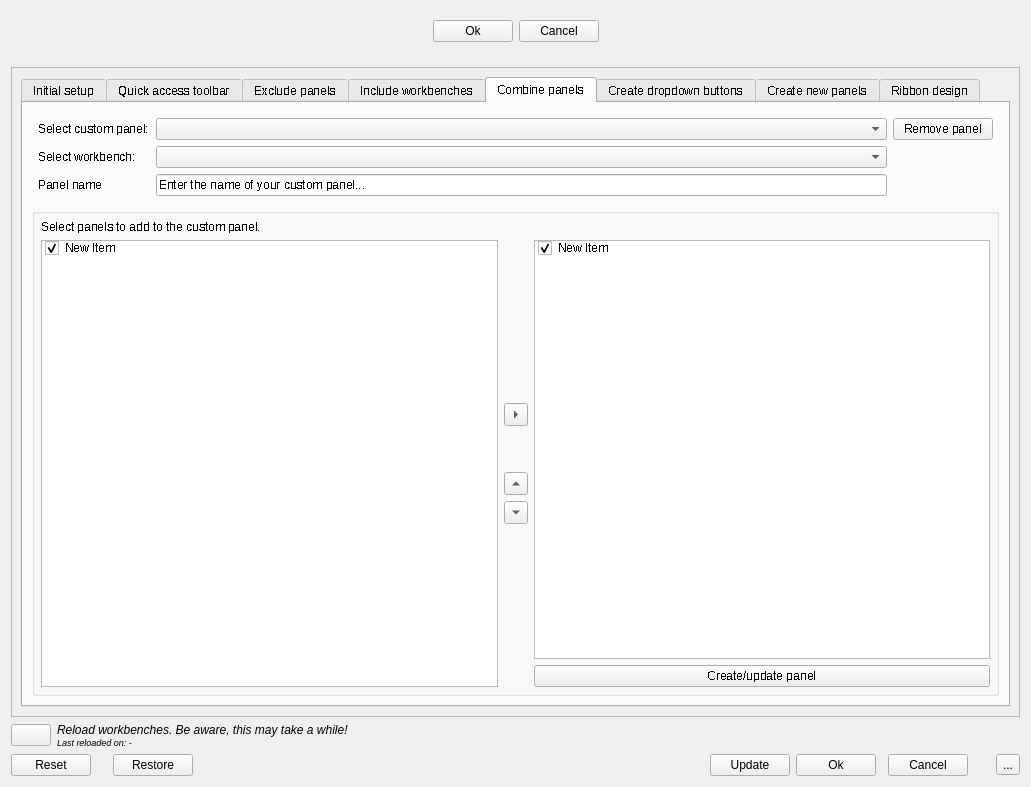
First picture: the form in Resources/ui/Design.ui, repository APEbbers/FreeCAD-Ribbon, before the edit.
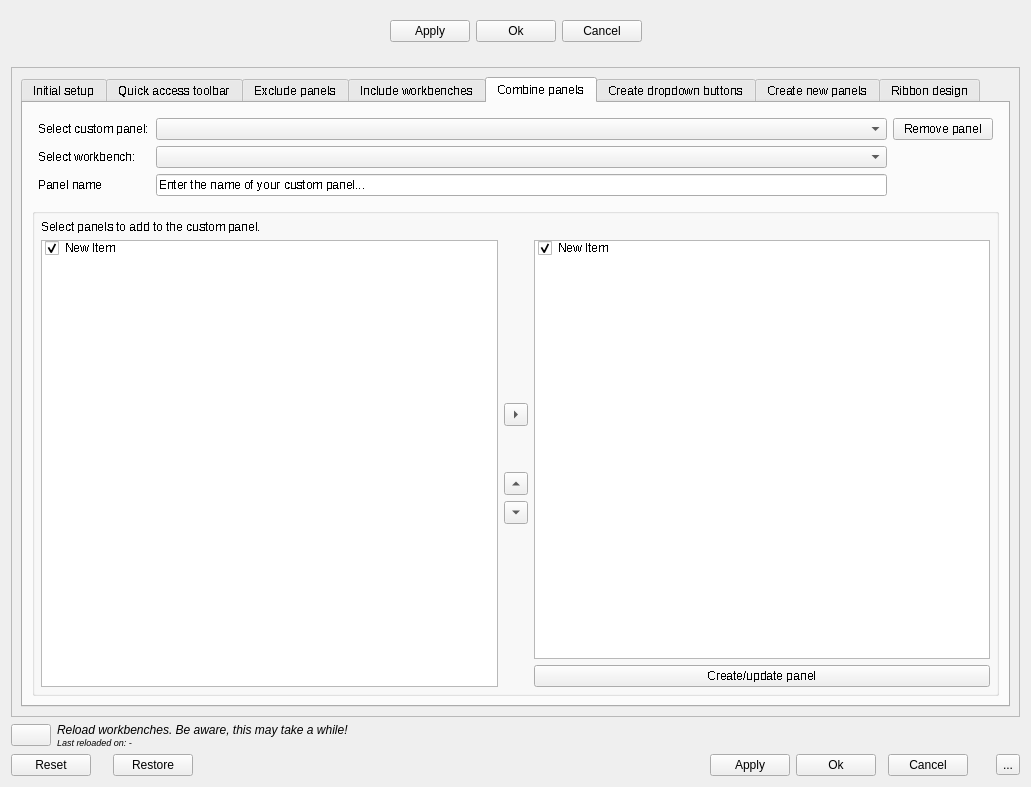
Second picture: the form after the edit. Icons and pictures are not drawn.

Commit message: Move Form buttons for docked dialog - 7

```diff
--- a/Resources/ui/Design.ui
+++ b/Resources/ui/Design.ui
@@ -50,6 +50,19 @@
    <item row="0" column="0">
     <widget class="QFrame" name="DockedButtonFrame">
      <layout class="QGridLayout" name="gridLayout_49">
+      <item row="0" column="6">
+       <spacer name="horizontalSpacer_11">
+        <property name="orientation">
+         <enum>Qt::Orientation::Horizontal</enum>
+        </property>
+        <property name="sizeHint" stdset="0">
+         <size>
+          <width>40</width>
+          <height>20</height>
+         </size>
+        </property>
+       </spacer>
+      </item>
       <item row="0" column="0">
        <spacer name="horizontalSpacer_10">
         <property name="orientation">
@@ -63,37 +76,7 @@
         </property>
        </spacer>
       </item>
-      <item row="0" column="1">
-       <widget class="QPushButton" name="Close_2">
-        <property name="text">
-         <string>Ok</string>
-        </property>
-       </widget>
-      </item>
-      <item row="0" column="2">
-       <widget class="QPushButton" name="Cancel_2">
-        <property name="text">
-         <string>Cancel</string>
-        </property>
-        <property name="shortcut">
-         <string>Esc</string>
-        </property>
-       </widget>
-      </item>
-      <item row="0" column="3">
-       <spacer name="horizontalSpacer_11">
-        <property name="orientation">
-         <enum>Qt::Orientation::Horizontal</enum>
-        </property>
-        <property name="sizeHint" stdset="0">
-         <size>
-          <width>40</width>
-          <height>20</height>
-         </size>
-        </property>
-       </spacer>
-      </item>
-      <item row="1" column="2">
+      <item row="1" column="4">
        <spacer name="verticalSpacer_22">
         <property name="orientation">
          <enum>Qt::Orientation::Vertical</enum>
@@ -109,6 +92,30 @@
         </property>
        </spacer>
       </item>
+      <item row="0" column="2">
+       <widget class="QPushButton" name="Close_2">
+        <property name="text">
+         <string>Ok</string>
+        </property>
+       </widget>
+      </item>
+      <item row="0" column="4">
+       <widget class="QPushButton" name="Cancel_2">
+        <property name="text">
+         <string>Cancel</string>
+        </property>
+        <property name="shortcut">
+         <string>Esc</string>
+        </property>
+       </widget>
+      </item>
+      <item row="0" column="1">
+       <widget class="QPushButton" name="UpdateJson_2">
+        <property name="text">
+         <string>Apply</string>
+        </property>
+       </widget>
+      </item>
      </layout>
     </widget>
    </item>
@@ -117,7 +124,7 @@
      <item row="3" column="4">
       <widget class="QPushButton" name="UpdateJson">
        <property name="text">
-        <string>Update</string>
+        <string>Apply</string>
        </property>
       </widget>
      </item>
```
Left out of the diff: 2 changed lines with no effect on the pictures. The commit also changes 4 other files.
